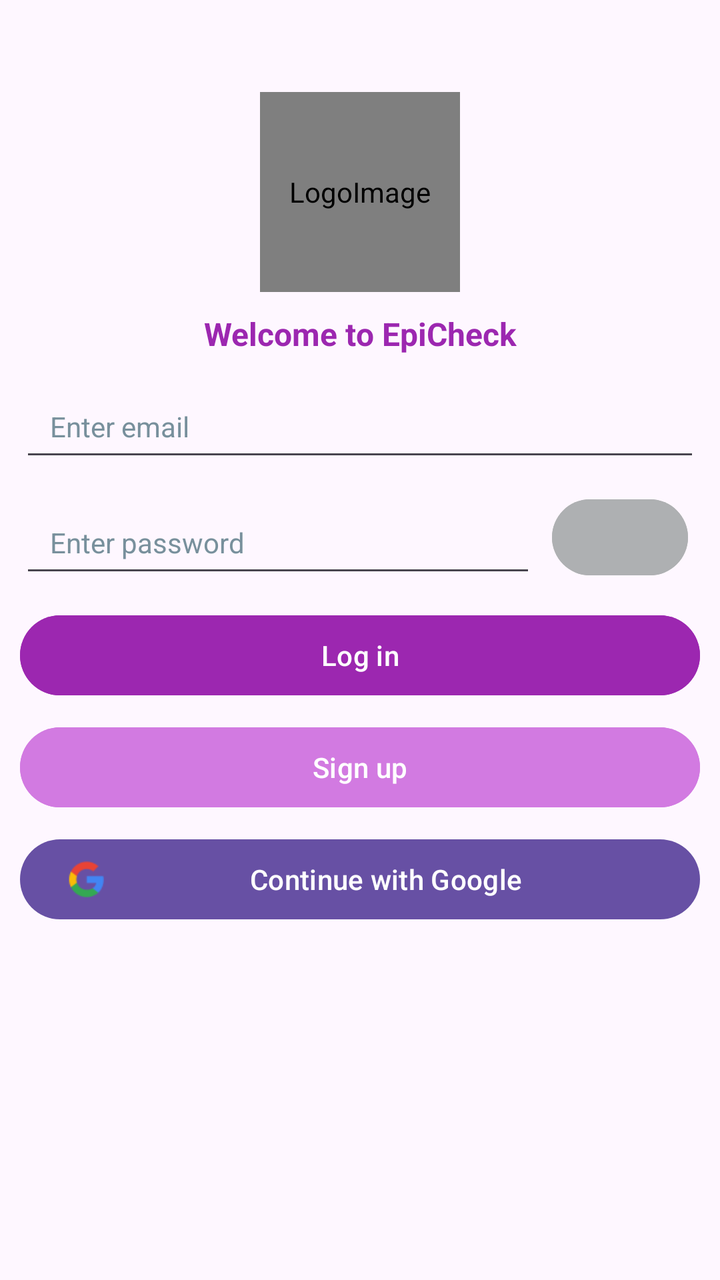
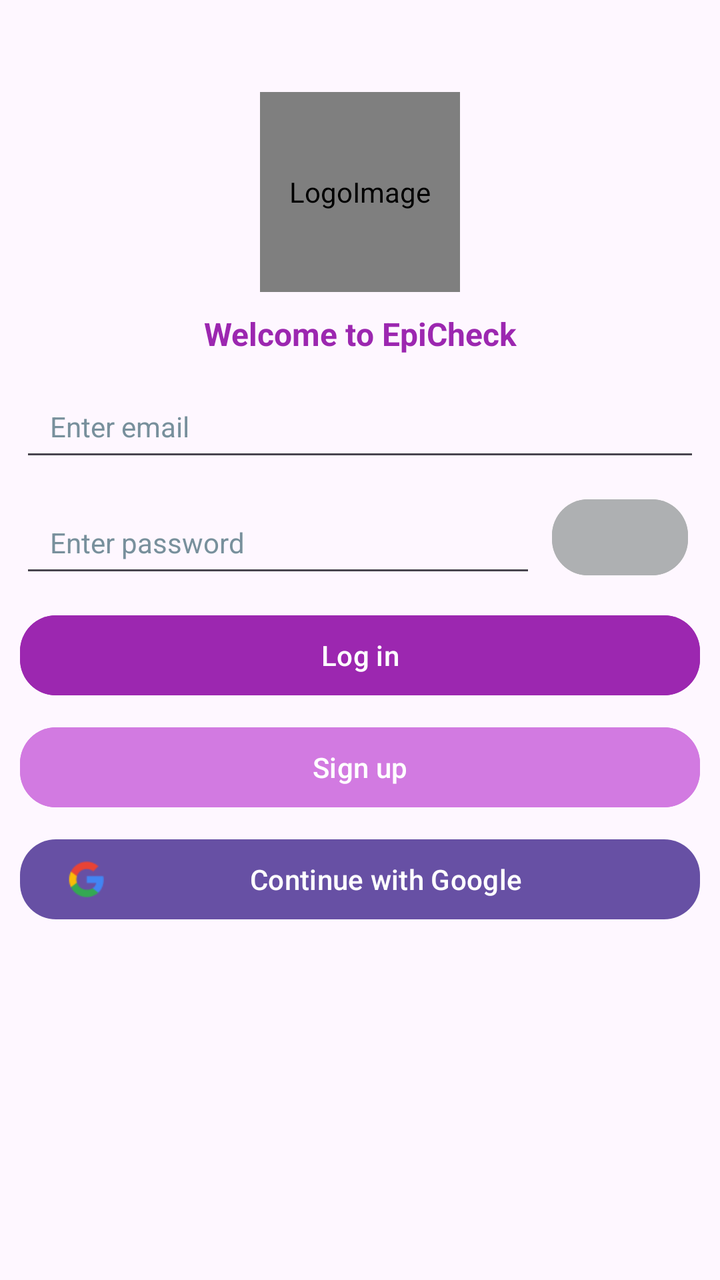

Before-and-after screenshots of an Android layout around one commit, followed by the original layout XML and the change that was made.
<!-- AndroidManifest.xml: application theme Theme.AppFond -->
<!-- res/layout/activity_login.xml -->
<?xml version="1.0" encoding="utf-8"?>
<androidx.constraintlayout.widget.ConstraintLayout xmlns:android="http://schemas.android.com/apk/res/android"
    xmlns:app="http://schemas.android.com/apk/res-auto"
    xmlns:tools="http://schemas.android.com/tools"
    android:layout_width="match_parent"
    android:layout_height="match_parent"
    android:fitsSystemWindows="true"
    tools:context=".LoginActivity">

  <de.hdodenhof.circleimageview.CircleImageView
      android:id="@+id/SignUpPageLogo"
      android:layout_width="100dp"
      android:layout_height="100dp"
      android:layout_marginTop="30dp"
      android:adjustViewBounds="false"
      android:src="@drawable/epicheck_logo"
      android:contentDescription="@string/logoimage_hont"
      app:layout_constraintEnd_toEndOf="parent"
      app:layout_constraintStart_toStartOf="parent"
      app:layout_constraintTop_toBottomOf="@+id/signup_progress"
      app:civ_border_color="@color/fiol_bleed"
      app:civ_border_width="2dp"
      tools:ignore="ImageContrastCheck" />

  <EditText
      android:id="@+id/field_signup_email"
      android:layout_width="0dp"
      android:layout_height="wrap_content"
      android:layout_marginStart="10dp"
      android:layout_marginTop="10dp"
      android:layout_marginEnd="10dp"
      android:autofillHints=""
      android:ems="10"
      android:hint="@string/email_hint"
      android:inputType="textEmailAddress"
      android:minHeight="48dp"
      android:paddingLeft="15dp"
      android:paddingRight="15dp"
      android:textAlignment="viewStart"
      android:textColorHint="#78909C"
      android:textSize="14sp"
      app:layout_constraintEnd_toEndOf="parent"
      app:layout_constraintHorizontal_bias="1.0"
      app:layout_constraintStart_toStartOf="parent"
      app:layout_constraintTop_toBottomOf="@+id/textView" />

  <TextView
      android:id="@+id/textView"
      android:layout_width="wrap_content"
      android:layout_height="wrap_content"
      android:layout_marginStart="10dp"
      android:layout_marginTop="10dp"
      android:layout_marginEnd="10dp"
      android:text="@string/welcome_hint"
      android:textAlignment="center"
      android:textColor="@color/fiol"
      android:textSize="16sp"
      android:textStyle="bold"
      app:layout_constraintEnd_toEndOf="parent"
      app:layout_constraintStart_toStartOf="parent"
      app:layout_constraintTop_toBottomOf="@+id/SignUpPageLogo" />

  <EditText
      android:id="@+id/field_signup_password"
      android:layout_width="0dp"
      android:layout_height="wrap_content"
      android:layout_marginStart="10dp"
      android:layout_marginTop="10dp"
      android:layout_marginEnd="8dp"
      android:autofillHints=""
      android:ems="10"
      android:hint="@string/pass_hint"
      android:inputType="textPassword"
      android:minHeight="48dp"
      android:paddingLeft="15dp"
      android:paddingRight="15dp"
      android:textColorHint="#78909C"
      android:textSize="14sp"
      app:layout_constraintEnd_toStartOf="@+id/buttonHidePwd"
      app:layout_constraintStart_toStartOf="parent"
      app:layout_constraintTop_toBottomOf="@+id/field_signup_email" />

  <Button
      android:id="@+id/btn_login"
      android:layout_width="0dp"
      android:layout_height="wrap_content"
      android:layout_marginStart="10dp"
      android:layout_marginTop="10dp"
      android:layout_marginEnd="10dp"
      android:backgroundTint="@color/fiol"
      android:minWidth="150dp"
      android:text="@string/enter_hint_button"
      android:textAllCaps="false"
      android:textColor="#FEFEFE"
      android:textSize="14sp"
      app:layout_constraintEnd_toEndOf="parent"
      app:layout_constraintStart_toStartOf="parent"
      app:layout_constraintTop_toBottomOf="@+id/field_signup_password"
      tools:ignore="TextContrastCheck" />

  <Button
      android:id="@+id/btn_to_create_acc"
      android:layout_width="0dp"
      android:layout_height="wrap_content"
      android:layout_marginStart="10dp"
      android:layout_marginTop="8dp"
      android:layout_marginEnd="10dp"
      android:backgroundTint="@color/fiol_bleed"
      android:minWidth="230dp"
      android:text="@string/new_acc_hint"
      android:textAllCaps="false"
      android:textSize="14sp"
      app:layout_constraintEnd_toEndOf="parent"
      app:layout_constraintHorizontal_bias="1.0"
      app:layout_constraintStart_toStartOf="parent"
      app:layout_constraintTop_toBottomOf="@+id/btn_login"
      tools:ignore="TextContrastCheck" />

  <ProgressBar
      android:id="@+id/signup_progress"
      style="?android:attr/progressBarStyleHorizontal"
      android:layout_width="0dp"
      android:layout_height="wrap_content"
      android:indeterminate="true"
      android:indeterminateTint="@color/fiol"
      android:maxHeight="25dp"
      android:minHeight="16dp"
      android:visibility="invisible"
      app:layout_constraintEnd_toEndOf="parent"
      app:layout_constraintStart_toStartOf="parent"
      app:layout_constraintTop_toTopOf="parent" />

  <Button
      android:id="@+id/buttonHidePwd"
      android:layout_width="68dp"
      android:layout_height="46dp"
      android:layout_marginTop="10dp"
      android:layout_marginEnd="16dp"
      android:backgroundTint="@color/gray_light"
      android:foreground="@drawable/zenmap_104119"
      android:foregroundGravity="center"
      app:layout_constraintEnd_toEndOf="parent"
      app:layout_constraintTop_toBottomOf="@+id/field_signup_email" />

  <Button
      android:id="@+id/buttonGoogleAuth"
      android:layout_width="0dp"
      android:layout_height="wrap_content"
      android:layout_marginStart="10dp"
      android:layout_marginTop="8dp"
      android:layout_marginEnd="10dp"
      android:text="@string/textGooleAuth"
      app:icon="@drawable/google_icon32"
      app:iconTintMode="multiply"
      app:layout_constraintEnd_toEndOf="parent"
      app:layout_constraintStart_toStartOf="parent"
      app:layout_constraintTop_toBottomOf="@+id/btn_to_create_acc" />


</androidx.constraintlayout.widget.ConstraintLayout>
<!-- resources referenced by this layout -->
<resources>
  <color name="fiol">#9C27B0</color>
  <color name="fiol_bleed">#D27AE1</color>
  <color name="gray_light">#AEB0B2</color>
  <!-- drawable epicheck_logo: jpg bitmap (drawable, 87895 bytes) -->
  <!-- drawable google_icon32: png bitmap (drawable, 981 bytes) -->
  <!-- drawable zenmap_104119: png bitmap (drawable, 1127 bytes) -->
  <string name="email_hint">Enter email</string>
  <string name="enter_hint_button">Log in</string>
  <string name="logoimage_hont">LogoImage</string>
  <string name="new_acc_hint">Sign up</string>
  <string name="pass_hint">Enter password</string>
  <string name="textGooleAuth">Continue with Google</string>
  <string name="welcome_hint">Welcome to EpiCheck</string>
  <style name="Theme.AppFond" parent="Theme.MaterialComponents.DayNight.NoActionBar">
          
          <item name="colorPrimary">@color/fiol</item>
          <item name="colorPrimaryVariant">@color/fiol</item>
          <item name="colorOnPrimary">@color/white</item>
          
          <item name="colorSecondary">@color/purple_400</item>
          <item name="colorSecondaryVariant">@color/purple_800</item>
          <item name="colorOnSecondary">@color/black</item>
          
          <item name="android:statusBarColor">?attr/colorPrimaryVariant</item>
          
      </style>
  <color name="white">#FFFFFFFF</color>
  <color name="black">#FF000000</color>
</resources>

<!-- the commit's change to res/layout/activity_login.xml (unified diff, before → after) -->
@@ -91,8 +91,9 @@
       android:minWidth="150dp"
       android:text="@string/enter_hint_button"
       android:textAllCaps="false"
-      android:textColor="#FEFEFE"
+      android:textColor="@color/white"
       android:textSize="14sp"
+      app:cornerRadius="18dp"
       app:layout_constraintEnd_toEndOf="parent"
       app:layout_constraintStart_toStartOf="parent"
       app:layout_constraintTop_toBottomOf="@+id/field_signup_password"
@@ -109,7 +110,9 @@
       android:minWidth="230dp"
       android:text="@string/new_acc_hint"
       android:textAllCaps="false"
+      android:textColor="@color/white"
       android:textSize="14sp"
+      app:cornerRadius="18dp"
       app:layout_constraintEnd_toEndOf="parent"
       app:layout_constraintHorizontal_bias="1.0"
       app:layout_constraintStart_toStartOf="parent"
@@ -138,6 +141,7 @@
       android:layout_marginEnd="16dp"
       android:backgroundTint="@color/gray_light"
       android:foreground="@drawable/zenmap_104119"
+      app:cornerRadius="18dp"
       android:foregroundGravity="center"
       app:layout_constraintEnd_toEndOf="parent"
       app:layout_constraintTop_toBottomOf="@+id/field_signup_email" />
@@ -150,8 +154,12 @@
       android:layout_marginTop="8dp"
       android:layout_marginEnd="10dp"
       android:text="@string/textGooleAuth"
+      android:textColor="@color/white"
+      app:cornerRadius="18dp"
+      android:textAllCaps="false"
       app:icon="@drawable/google_icon32"
-      app:iconTintMode="multiply"
+      app:iconTint="@null"
+      app:iconTintMode="src_in"
       app:layout_constraintEnd_toEndOf="parent"
       app:layout_constraintStart_toStartOf="parent"
       app:layout_constraintTop_toBottomOf="@+id/btn_to_create_acc" />
